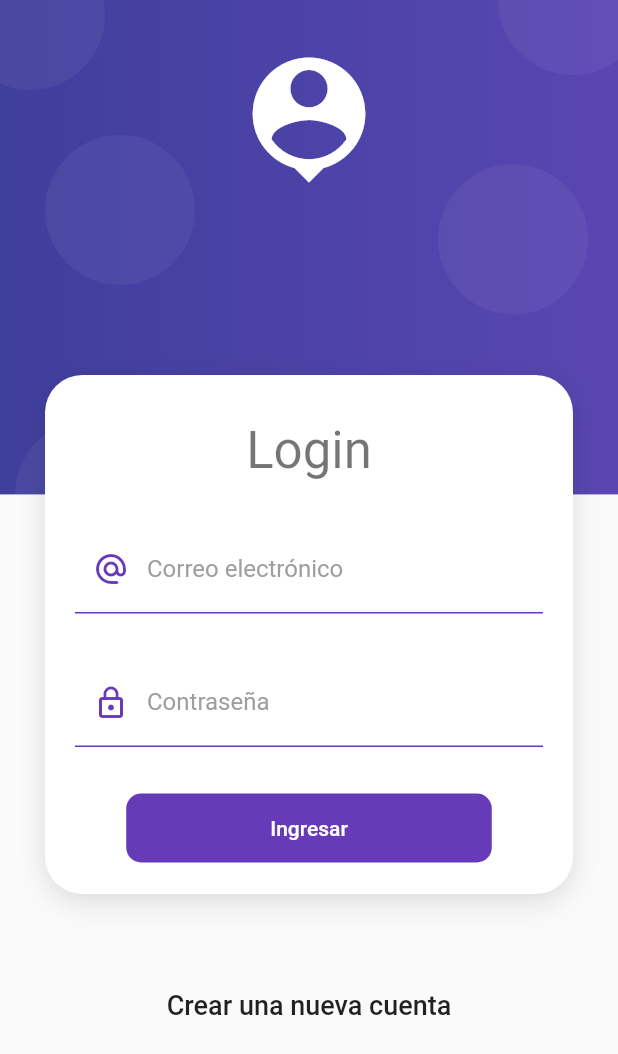
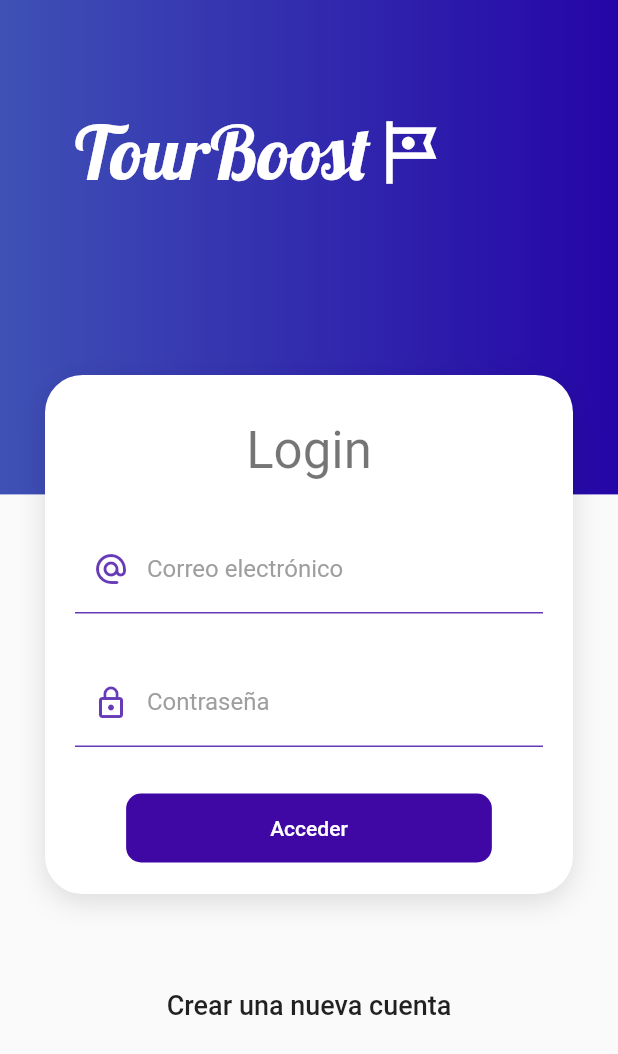
Before and after one commit to gjescuderoamodeo/tourboost_app, a Flutter app: the LoginScreen screen opened directly, on a phone screen of 412 x 824 dp. Shown: the top 1054 px of the screen. Run offline on Flutter 3.47's test engine with Material 2 defaults, Android fonts, the phone set to English and light mode, and no system bars; our stand-ins replace flutter_secure_storage, google_fonts, google_maps_flutter, permission_handler; accounts and stored records are empty.

Commit message:
add login_screen

```diff
--- a/lib/router/app_routes.dart
+++ b/lib/router/app_routes.dart
@@ -1,10 +1,9 @@
 import 'package:flutter/material.dart';
-import 'package:tourboost_app/screens/home_screen.dart';
 import '../models/models.dart';
 import '../screens/screens.dart';
 
 class AppRoutes {
-  static const initialRoute = 'map';
+  static const initialRoute = 'login';
 
   //para tenerlo más bonito
   static final menuOptions = <MenuOption>[
@@ -18,6 +17,11 @@ class AppRoutes {
         name: 'map Screen',
         screen: MapScreen(),
         icon: Icons.home),
+    MenuOption(
+        route: 'login',
+        name: 'login Screen',
+        screen: LoginScreen(),
+        icon: Icons.login),
   ];
 
   static Map<String, Widget Function(BuildContext)> getAppRoutes() {
--- a/lib/screens/login_screen.dart
+++ b/lib/screens/login_screen.dart
@@ -2,6 +2,7 @@ import 'package:flutter/material.dart';
 import 'package:tourboost_app/providers/login_form_provider.dart';
 import 'package:tourboost_app/services/services.dart';
 import 'package:provider/provider.dart';
+import 'package:tourboost_app/theme/app_theme.dart';
 
 import 'package:tourboost_app/ui/input_decorations.dart';
 import 'package:tourboost_app/widgets/widgets.dart';
@@ -59,7 +60,7 @@ class _LoginForm extends StatelessWidget {
               autocorrect: false,
               keyboardType: TextInputType.emailAddress,
               decoration: InputDecorations.authInputDecoration(
-                  hintText: 'john.doe@gmail.com',
+                  hintText: 'su_correo@gmail.com',
                   labelText: 'Correo electrónico',
                   prefixIcon: Icons.alternate_email_rounded),
               onChanged: (value) => loginForm.email = value,
@@ -95,11 +96,11 @@ class _LoginForm extends StatelessWidget {
                     borderRadius: BorderRadius.circular(10)),
                 disabledColor: Colors.grey,
                 elevation: 0,
-                color: Colors.deepPurple,
+                color: AppTheme.terciary,
                 child: Container(
                     padding: EdgeInsets.symmetric(horizontal: 80, vertical: 15),
                     child: Text(
-                      loginForm.isLoading ? 'Espere' : 'Ingresar',
+                      loginForm.isLoading ? 'Espere' : 'Acceder',
                       style: TextStyle(color: Colors.white),
                     )),
                 onPressed: loginForm.isLoading
--- a/lib/screens/screens.dart
+++ b/lib/screens/screens.dart
@@ -2,3 +2,4 @@
 export 'package:tourboost_app/screens/home_screen.dart';
 export 'package:tourboost_app/screens/alert_screen.dart';
 export 'package:tourboost_app/screens/maps.dart';
+export 'package:tourboost_app/screens/login_screen.dart';
--- a/lib/theme/app_theme.dart
+++ b/lib/theme/app_theme.dart
@@ -1,8 +1,26 @@
 import 'package:flutter/material.dart';
+import 'package:google_fonts/google_fonts.dart';
 
 class AppTheme {
   //color primario
   static const Color primary = Colors.indigo;
+  static const Color secundary = Color.fromARGB(255, 73, 32, 233);
+  static const Color terciary = Color.fromARGB(255, 63, 8, 165);
+  TextTheme Logo = GoogleFonts.lobsterTextTheme().copyWith(
+    bodyText1: TextStyle(
+      color: Colors.white,
+      fontSize: 50,
+    ),
+    bodyText2: TextStyle(
+      color: Colors.white,
+      fontSize: 50,
+    ),
+  );
+  static TextStyle logoStyle =
+      GoogleFonts.lobsterTextTheme().bodyText1!.copyWith(
+            fontSize: 50,
+            color: Colors.white,
+          );
   static final ThemeData lightTheme = ThemeData.light().copyWith(
       primaryColor: Colors.indigo,
       appBarTheme: const AppBarTheme(
--- a/lib/widgets/auth_background.dart
+++ b/lib/widgets/auth_background.dart
@@ -1,13 +1,11 @@
 import 'package:flutter/material.dart';
+import 'package:tourboost_app/theme/app_theme.dart';
+import 'package:google_fonts/google_fonts.dart';
 
 class AuthBackground extends StatelessWidget {
-
   final Widget child;
 
-  const AuthBackground({
-    Key? key,
-    required this.child
-  }) : super(key: key);
+  const AuthBackground({Key? key, required this.child}) : super(key: key);
 
   @override
   Widget build(BuildContext context) {
@@ -17,13 +15,9 @@ class AuthBackground extends StatelessWidget {
       height: double.infinity,
       child: Stack(
         children: [
-
           _PurpleBox(),
-
           _HeaderIcon(),
-
           this.child,
-
         ],
       ),
     );
@@ -31,25 +25,31 @@ class AuthBackground extends StatelessWidget {
 }
 
 class _HeaderIcon extends StatelessWidget {
-
   @override
   Widget build(BuildContext context) {
     return SafeArea(
       child: Container(
         width: double.infinity,
-        margin: EdgeInsets.only( top: 30 ),
-        child: Icon( Icons.person_pin, color: Colors.white, size: 100 ),
+        child: Padding(
+          padding: const EdgeInsets.only(left: 50, top: 70),
+          child: Row(
+            children: [
+              Text(
+                "TourBoost",
+                style: AppTheme.logoStyle,
+              ),
+              const Icon(Icons.tour_outlined, color: Colors.white, size: 50),
+            ],
+          ),
+        ),
       ),
     );
   }
 }
 
-
 class _PurpleBox extends StatelessWidget {
-
   @override
   Widget build(BuildContext context) {
-
     final size = MediaQuery.of(context).size;
 
     return Container(
@@ -57,38 +57,12 @@ class _PurpleBox extends StatelessWidget {
       height: size.height * 0.4,
       decoration: _purpleBackground(),
       child: Stack(
-        children: [
-          Positioned(child: _Bubble(), top: 90, left: 30 ),
-          Positioned(child: _Bubble(), top: -40, left: -30 ),
-          Positioned(child: _Bubble(), top: -50, right: -20 ),
-          Positioned(child: _Bubble(), bottom: -50, left: 10 ),
-          Positioned(child: _Bubble(), bottom: 120, right: 20 ),
-        ],
+        children: [],
       ),
     );
   }
 
-  BoxDecoration _purpleBackground() => BoxDecoration(
+  BoxDecoration _purpleBackground() => const BoxDecoration(
       gradient: LinearGradient(
-      colors: [
-        Color.fromRGBO(63, 63, 156, 1),
-        Color.fromRGBO(90, 70, 178, 1)
-      ]
-    )
-  );
+          colors: [AppTheme.primary, Color.fromARGB(255, 37, 5, 167)]));
 }
-
-class _Bubble extends StatelessWidget {
-
-  @override
-  Widget build(BuildContext context) {
-    return Container(
-      width: 100,
-      height: 100,
-      decoration: BoxDecoration(
-        borderRadius: BorderRadius.circular(100),
-        color: Color.fromRGBO(255, 255, 255, 0.05)
-      ),
-    );
-  }
-}
```
Also changed, not shown: 1 other file. Lines whose indentation alone changed are shown as unchanged.
